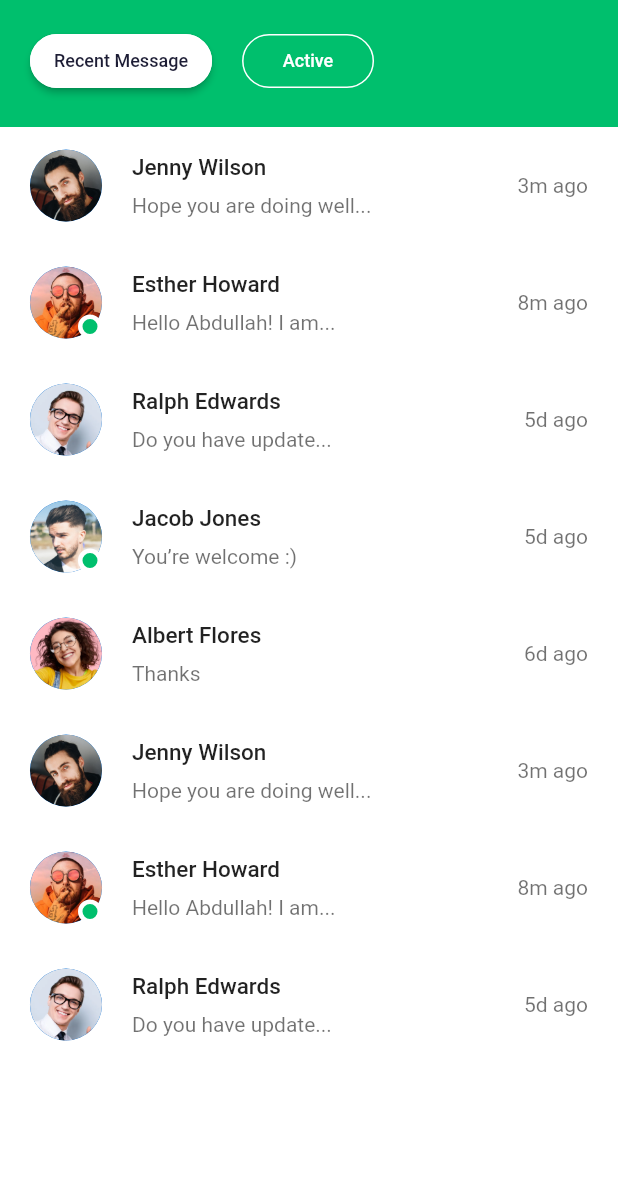
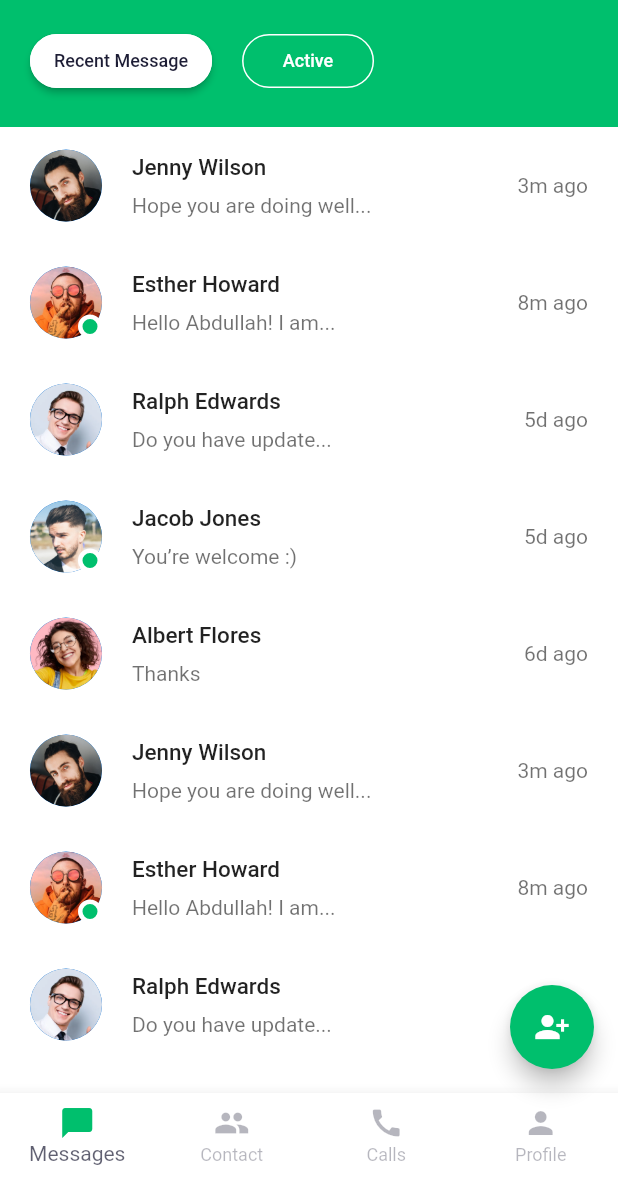
Before and after one commit to gcanoxl/demos, a Flutter app: the ChatsScreen screen opened directly, on a phone screen of 412 x 824 dp, the part 59-1236 px from its top. Run offline on Flutter 3.47's test engine with Material 2 defaults, Android fonts, the phone set to English and light mode, and no system bars.

Commit message:
feat: add chats_screen.dart

```diff
--- a/flutterchat/lib/screens/chats/chats_screen.dart
+++ b/flutterchat/lib/screens/chats/chats_screen.dart
@@ -2,14 +2,59 @@ import 'package:flutter/material.dart';
 import 'package:flutterchat/constants.dart';
 import 'package:flutterchat/screens/chats/components/body.dart';
 
-class ChatsScreen extends StatelessWidget {
+class ChatsScreen extends StatefulWidget {
   const ChatsScreen({super.key});
 
+  @override
+  State<ChatsScreen> createState() => _ChatsScreenState();
+}
+
+class _ChatsScreenState extends State<ChatsScreen> {
+  int _selected = 0;
   @override
   Widget build(BuildContext context) {
     return Scaffold(
       appBar: buildAppBar(),
-      body: Body(),
+      body: const Body(),
+      floatingActionButton: FloatingActionButton(
+        onPressed: () {},
+        backgroundColor: kPrimaryColor,
+        child: const Icon(
+          Icons.person_add_alt_1,
+          color: Colors.white,
+        ),
+      ),
+      bottomNavigationBar: buildBottomNavigationBar(),
+    );
+  }
+
+  BottomNavigationBar buildBottomNavigationBar() {
+    return BottomNavigationBar(
+      type: BottomNavigationBarType.fixed,
+      currentIndex: _selected,
+      onTap: (value) {
+        setState(() {
+          _selected = value;
+        });
+      },
+      items: const [
+        BottomNavigationBarItem(
+          icon: Icon(Icons.messenger),
+          label: "Messages",
+        ),
+        BottomNavigationBarItem(
+          icon: Icon(Icons.people),
+          label: "Contact",
+        ),
+        BottomNavigationBarItem(
+          icon: Icon(Icons.call),
+          label: "Calls",
+        ),
+        BottomNavigationBarItem(
+          icon: Icon(Icons.person),
+          label: "Profile",
+        ),
+      ],
     );
   }
 
```
